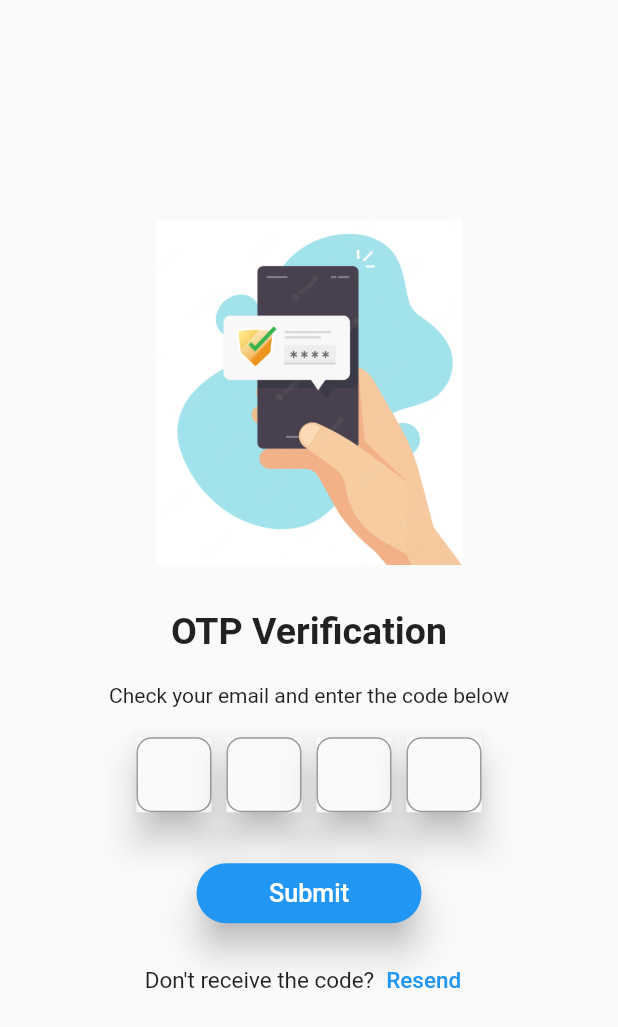
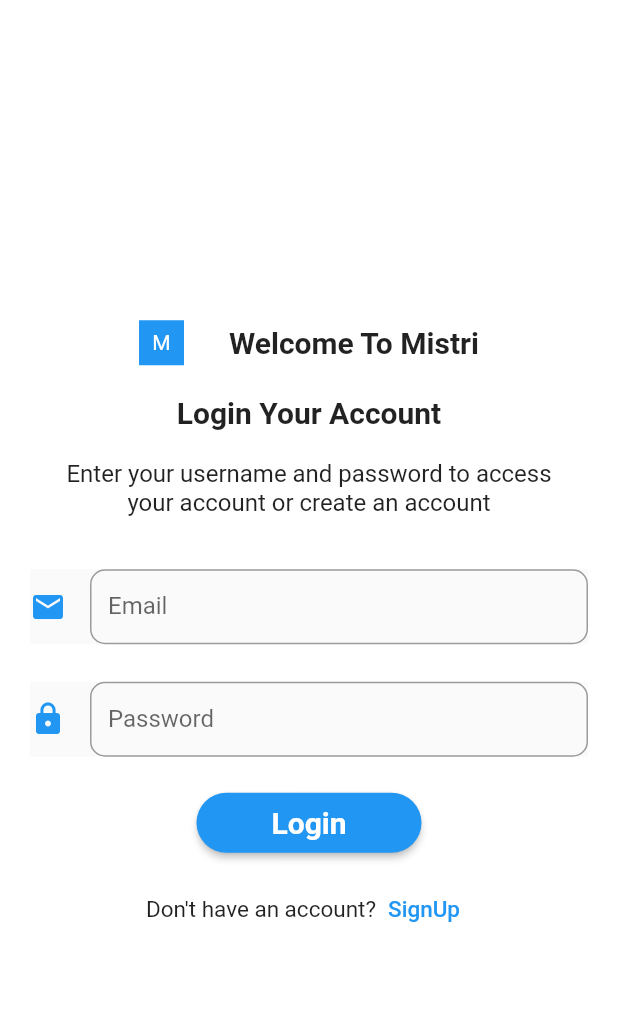
Before and after one commit to kiran22985/Mistri_gang, a Flutter app: the OTP2 screen opened by its route, after a tap on "Submit", on a phone screen of 412 x 824 dp. Shown: the top 1027 px of the screen. Run offline on Flutter 3.47's test engine with Material 2 defaults, Android fonts, the phone set to English and light mode, and no system bars.

Commit message:
login page completed

```diff
--- a/lib/main.dart
+++ b/lib/main.dart
@@ -1,5 +1,6 @@
 import 'package:flutter/material.dart';
 import 'package:mistri/screen/chooseaccount.dart';
+import 'package:mistri/screen/login.dart';
 import 'package:mistri/screen/otp1.dart';
 import 'package:mistri/screen/otp2.dart';
 import 'package:mistri/screen/register.dart';
@@ -36,7 +37,7 @@ class MyApp extends StatelessWidget {
           '/register1':(context) => const RegisterPage1(),
           '/otp1':(context) => const OTP1(),
           '/otp2':(context) => const OTP2(),
-
+          '/login':(context) => const LoginPage(),
       },
     );
   }
--- a/lib/screen/login.dart
+++ b/lib/screen/login.dart
@@ -0,0 +1,178 @@
+import 'package:flutter/material.dart';
+
+class LoginPage extends StatefulWidget {
+  const LoginPage({ Key? key }) : super(key: key);
+
+  @override
+  State<LoginPage> createState() => _LoginPageState();
+}
+
+class _LoginPageState extends State<LoginPage> {
+  @override
+  Widget build(BuildContext context) {
+    return Scaffold(
+      backgroundColor: Colors.white,
+        body: Center(
+            child: SafeArea(
+                child: SingleChildScrollView(
+          child: Form(
+            //key:loginform,
+            child: Container(
+              margin: const EdgeInsets.only(top: 40),
+              child: Column(
+                children: [
+                  Row(
+                    mainAxisAlignment: MainAxisAlignment.center,
+                  children: [
+                    Container(
+                      alignment: Alignment.center,
+                      width: 30,
+                      height: 30,
+                      color: Colors.blue,
+                      child: const Text('M',style: TextStyle(color: Colors.white),),
+                    ),
+                    const SizedBox(width: 30,),
+                    const Text('Welcome To Mistri',style: TextStyle(fontWeight: FontWeight.bold,fontSize: 20),)
+                  ],
+                ),
+                  const SizedBox(
+                    height: 20,
+                  ),
+                  const Text(
+                    'Login Your Account',
+                    style: TextStyle(fontSize: 20, fontWeight: FontWeight.bold),
+                  ),
+                  const SizedBox(
+                    height: 20,
+                  ),
+                  Container(
+                    width: 350,
+                    child: const Text(
+                      'Enter your username and password to access your account or create an account',
+                      textAlign: TextAlign.center,
+                      style: TextStyle(fontSize: 16),
+                    ),
+                  ),
+                  const SizedBox(
+                    height: 35,
+                  ),
+                  Container(
+                    height: 50,
+                    padding: const EdgeInsets.fromLTRB(20, 0, 20, 0),
+                    child: Material(
+                      child: TextFormField(
+                        key: Key("addfield"),
+                          //controller: lgController,
+                              onSaved: (value) {
+                               // uname = value!;
+                              },
+                        decoration: InputDecoration(
+                          icon: const Icon(Icons.email, color: Colors.blue),
+                          labelText: 'Email',
+                          hintText: 'Enter email here',
+                          border: OutlineInputBorder(
+                            borderSide: const BorderSide(
+                                color: Colors.grey, width: 2.0),
+                            borderRadius: BorderRadius.circular(10.0),
+                          ),
+                        ),
+                      ),
+                    ),
+                  ),
+                  const SizedBox(
+                    height: 15,
+                  ),
+                  Container(
+                    height: 60,
+                    padding: const EdgeInsets.fromLTRB(20, 10, 20, 0),
+                    child: Material(
+
+                      child: TextFormField(
+                        key: Key("password field"),
+                      //controller: passController,
+                          onSaved: (newValue) {
+                            //pass = newValue!;
+                          },
+                        //obscureText: isPasswordTextField,
+                        decoration: InputDecoration(
+
+                          icon: const Icon(Icons.lock, color: Colors.blue),
+                          labelText: 'Password',
+                          hintText: 'Enter password here',
+                          border: OutlineInputBorder(
+                            borderSide: const BorderSide(
+                                color: Color(0xfffb5607), width: 2.0),
+                            borderRadius: BorderRadius.circular(10.0),
+                          ),
+                        ),
+                      ),
+                    ),
+                  ),
+                  const SizedBox(
+                    height: 20,
+                  ),
+
+                  ElevatedButton(
+                    key: Key("add button"),
+                    onPressed: () async{
+
+                    //   loginform.currentState!.save();
+                    //   var res = await loginPost(uname, pass);
+                    // if (res) {
+                    // Navigator.push(context,MaterialPageRoute(builder: (context)=>HomePage()));
+                    //   MotionToast.success(
+                    //     description: Text('Login Successfull'),
+                    //     toastDuration: const Duration(seconds: 1),
+                    //   ).show(context);
+                    // } else {
+                    //   MotionToast.error(description: Text('Login UnSuccessfull'))
+                    //       .show(context);
+                    // }
+                    },
+                    child: const Text('Login',
+                        style: TextStyle(
+                            fontSize: 20, fontWeight: FontWeight.bold)),
+                    style: ElevatedButton.styleFrom(
+                      primary:  Colors.blue,
+                      shape: RoundedRectangleBorder(
+                          borderRadius: BorderRadius.circular(20)),
+                      minimumSize: const Size(150, 40),
+                    ),
+                  ),
+                  const SizedBox(
+                    height: 10,
+                  ),
+                  Row(
+                    mainAxisAlignment: MainAxisAlignment.center,
+                    children: [
+                      const Text('Don\'t have an account?',style: TextStyle(fontSize: 15)),
+                      TextButton(onPressed: (){
+                        //Navigator.push(context, MaterialPageRoute(builder: (context)=>SignupPage()));
+                      }, child: const Text('SignUp',style: TextStyle(color: Colors.blue,fontSize: 15),))
+                    ]
+                  ),
+                  SizedBox(height:20),
+                  // ElevatedButton(
+                  //   onPressed: () {
+                  //     //Navigator.push(context, MaterialPageRoute(builder: (context)=>HomePage()));
+                  //   },
+                  //   child: const Text('Lets go',
+                  //       style: TextStyle(
+                  //           fontSize: 20, fontWeight: FontWeight.bold)),
+                  //   style: ElevatedButton.styleFrom(
+                  //     primary: const Color(0xfffb5607),
+                  //     shape: RoundedRectangleBorder(
+                  //         borderRadius: BorderRadius.circular(20)),
+                  //     minimumSize: const Size(250, 50),
+                  //   ),
+                  // ),
+
+                ],
+              ),
+            ),
+          ),
+        )))
+
+    );
+  }
+}
--- a/lib/screen/otp2.dart
+++ b/lib/screen/otp2.dart
@@ -99,7 +99,7 @@ class _OTP2State extends State<OTP2> {
               ),
               SizedBox(height: 30,),
               ElevatedButton(onPressed: (){
-                    //Navigator.pushNamed(context, '/accountchoose');
+                    Navigator.pushNamed(context, '/login');
                   },
 
                    child: const Text('Submit',textScaleFactor: 1.2,),style: ElevatedButton.styleFrom(
```
